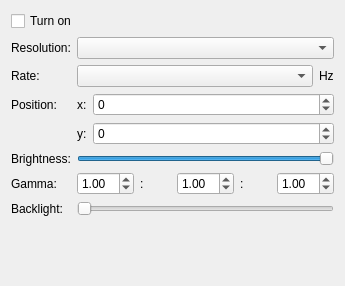
First picture: the form in lxqt-config-monitor/monitorwidget.ui, repository lxqt/lxqt-config, before the edit.
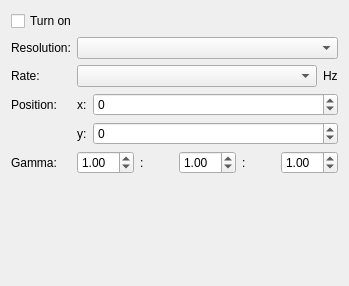
Second picture: the form after the edit.

Commit message: lxqt-config-monitor: Remove backlight/brightness support

What changed in the file:
```diff
--- a/lxqt-config-monitor/monitorwidget.ui
+++ b/lxqt-config-monitor/monitorwidget.ui
@@ -6,7 +6,7 @@
    <rect>
     <x>0</x>
     <y>0</y>
-    <width>345</width>
+    <width>349</width>
     <height>286</height>
    </rect>
   </property>
@@ -109,26 +109,6 @@
      </item>
     </layout>
    </item>
-   <item row="4" column="0">
-    <widget class="QLabel" name="label_4">
-     <property name="text">
-      <string>Brightness:</string>
-     </property>
-    </widget>
-   </item>
-   <item row="4" column="1">
-    <widget class="QSlider" name="brightnessSlider">
-     <property name="maximum">
-      <number>100</number>
-     </property>
-     <property name="value">
-      <number>100</number>
-     </property>
-     <property name="orientation">
-      <enum>Qt::Horizontal</enum>
-     </property>
-    </widget>
-   </item>
    <item row="5" column="0">
     <widget class="QLabel" name="label_5">
      <property name="text">
@@ -187,20 +167,6 @@
      </item>
     </layout>
    </item>
-   <item row="6" column="0">
-    <widget class="QLabel" name="backlightLabel">
-     <property name="text">
-      <string>Backlight:</string>
-     </property>
-    </widget>
-   </item>
-   <item row="6" column="1">
-    <widget class="QSlider" name="backlightSlider">
-     <property name="orientation">
-      <enum>Qt::Horizontal</enum>
-     </property>
-    </widget>
-   </item>
   </layout>
  </widget>
  <resources/>
```
The commit also changes 3 other files.
